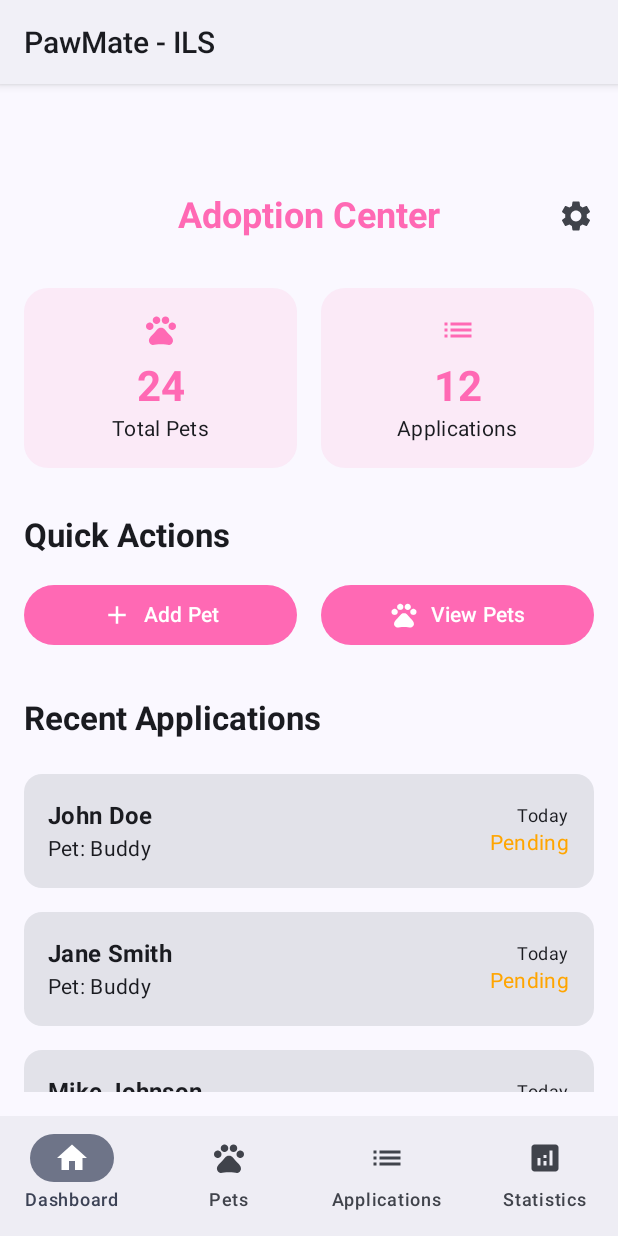
After one commit to Mixcie-Lee/PawMate-ILS, an Android app built with Jetpack Compose: the AdoptionCenterDashboard screen opened through its navigation route, on a phone screen of 412 x 824 dp. The commit adds this screen. Run offline under Robolectric (Android 15) with nearby library versions, the light colour scheme and no system bars.

Commit message:
Added AdoptionCenterDashboard.kt and Fixed Home Thing.

```diff
--- a/app/src/main/java/com/example/pawmate_ils/MainActivity.kt
+++ b/app/src/main/java/com/example/pawmate_ils/MainActivity.kt
@@ -14,11 +14,10 @@ import androidx.compose.ui.Modifier
 import androidx.navigation.compose.NavHost
 import androidx.navigation.compose.composable
 import androidx.navigation.compose.rememberNavController
-import com.example.pawmate_ils.ui.screens.LoginScreen
-import com.example.pawmate_ils.ui.screens.SellerSignUpScreen
-import com.example.pawmate_ils.ui.screens.SignUpScreen
-import com.example.pawmate_ils.ui.screens.UserTypeSelectionScreen
+import com.example.pawmate_ils.ui.screens.*
+import com.example.pawmate_ils.PetSwipeScreen
 import com.example.pawmate_ils.ui.theme.PawMateILSTheme
+import com.example.pawmate_ils.onboard.OnboardingScreen
 
 class MainActivity : ComponentActivity() {
     override fun onCreate(savedInstanceState: Bundle?) {
@@ -38,7 +37,14 @@ class MainActivity : ComponentActivity() {
                         ) {
                             val navController = rememberNavController()
 
-                            NavHost(navController = navController, startDestination = "user_type") {
+                            NavHost(navController = navController, startDestination = "onboarding") {
+                                composable("onboarding") {
+                                    OnboardingScreen {
+                                        navController.navigate("user_type") {
+                                            popUpTo("onboarding") { inclusive = true }
+                                        }
+                                    }
+                                }
                                 composable("user_type") {
                                     UserTypeSelectionScreen(navController = navController)
                                 }
@@ -70,8 +76,10 @@ class MainActivity : ComponentActivity() {
                                 }
                                 composable("seller_signup") {
                                     SellerSignUpScreen(
-                                        onSignUpClick = { _, _, _, _, _, _ ->
-                                            navController.navigate("swipe")
+                                        onSignUpClick = { businessName, ownerName, _, _, _, _ ->
+                                            navController.navigate("adoption_center") {
+                                                launchSingleTop = true
+                                            }
                                         },
                                         onLoginClick = {
                                             navController.navigate("login")
@@ -79,6 +87,16 @@ class MainActivity : ComponentActivity() {
                                         onUserAuthClick = {
                                             navController.navigate("signup")
                                         }
+                                    )
+                                }
+                                composable("adoption_center") {
+                                    AdoptionCenterDashboard(
+                                        centerName = "Adoption Center",
+                                        onAddPet = { /* TODO: Implement add pet */ },
+                                        onViewPets = { /* TODO: Implement view pets */ },
+                                        onViewApplications = { /* TODO: Implement view applications */ },
+                                        onViewStatistics = { /* TODO: Implement view statistics */ },
+                                        onSettings = { /* TODO: Implement settings */ }
                                     )
                                 }
                                 composable("swipe") {
--- a/app/src/main/java/com/example/pawmate_ils/onboard/OnboardingScreen.kt
+++ b/app/src/main/java/com/example/pawmate_ils/onboard/OnboardingScreen.kt
@@ -14,14 +14,13 @@ import androidx.compose.runtime.rememberCoroutineScope
 import androidx.compose.ui.Alignment
 import androidx.compose.ui.Modifier
 import androidx.compose.ui.graphics.Color
-import androidx.compose.ui.tooling.preview.Preview
 import androidx.compose.ui.unit.dp
 import kotlinx.coroutines.launch
+import com.example.pawmate_ils.ui.theme.PetPink
 
 @OptIn(ExperimentalFoundationApi::class)
 @Composable
-fun OnboardingScreen(onComplete: (String) -> Unit) {
-
+fun OnboardingScreen(onComplete: () -> Unit) {
     val pages = listOf(OnboardingModel.FirstPage, OnboardingModel.SecondPage, OnboardingModel.ThirdPage)
     val pagerState = rememberPagerState(initialPage = 0) { pages.size }
 
@@ -30,7 +29,7 @@ fun OnboardingScreen(onComplete: (String) -> Unit) {
             when (pagerState.currentPage) {
                 0 -> listOf("", "Next")
                 1 -> listOf("Back", "Next")
-                2 -> listOf("Back", "")
+                2 -> listOf("Back", "Get Started")
                 else -> listOf("", "")
             }
         }
@@ -49,9 +48,11 @@ fun OnboardingScreen(onComplete: (String) -> Unit) {
             ) {
                 Box(modifier = Modifier.weight(1f), contentAlignment = Alignment.CenterStart) {
                     if (buttonState.value[0].isNotEmpty()) {
-                        ButtonUI(text = buttonState.value[0],
+                        ButtonUI(
+                            text = buttonState.value[0],
                             backgroundColor = Color.Transparent,
-                            textColor = Color.Gray) {
+                            textColor = PetPink
+                        ) {
                             scope.launch {
                                 if (pagerState.currentPage > 0) {
                                     pagerState.animateScrollToPage(pagerState.currentPage - 1)
@@ -68,14 +69,14 @@ fun OnboardingScreen(onComplete: (String) -> Unit) {
                 Box(modifier = Modifier.weight(1f), contentAlignment = Alignment.CenterEnd) {
                     ButtonUI(
                         text = buttonState.value[1],
-                        backgroundColor = MaterialTheme.colorScheme.primary,
-                        textColor = MaterialTheme.colorScheme.onPrimary
+                        backgroundColor = PetPink,
+                        textColor = Color.White
                     ) {
                         scope.launch {
                             if (pagerState.currentPage < pages.size - 1) {
                                 pagerState.animateScrollToPage(pagerState.currentPage + 1)
                             } else {
-                                onComplete("Completed")
+                                onComplete()
                             }
                         }
                     }
@@ -85,24 +86,14 @@ fun OnboardingScreen(onComplete: (String) -> Unit) {
         content = { paddingValues ->
             Column(modifier = Modifier.padding(paddingValues)) {
                 HorizontalPager(state = pagerState) { index ->
-                    val page = pages[index]
-                    if (index == 2) {
-                        OnboardChoose(
-                            onboardingModel = page,
-                            onAdopterSelected = { onComplete("Adopter") },
-                            onShelterOwnerSelected = { onComplete("Shelter Owner") }
-                        )
-                    } else {
-                        OnboardingGraphUI(onboardingModel = page)
-                    }
+                    OnboardingGraphUI(onboardingModel = pages[index])
                 }
             }
         }
     )
 }
 
-@Preview(showBackground = true)
 @Composable
-fun OnboardingScreenPreview() {
-    OnboardingScreen { _ -> }
+private fun PreviewOnboardingScreen() {
+    OnboardingScreen {}
 }
--- /dev/null
+++ b/app/src/main/java/com/example/pawmate_ils/ui/screens/AdoptionCenterDashboard.kt
@@ -0,0 +1,326 @@
+package com.example.pawmate_ils.ui.screens
+
+import androidx.compose.foundation.layout.*
+import androidx.compose.foundation.lazy.LazyColumn
+import androidx.compose.foundation.lazy.items
+import androidx.compose.foundation.shape.RoundedCornerShape
+import androidx.compose.material.icons.Icons
+import androidx.compose.material.icons.automirrored.filled.List
+import androidx.compose.material.icons.filled.Add
+import androidx.compose.material.icons.filled.Analytics
+import androidx.compose.material.icons.filled.Home
+import androidx.compose.material.icons.filled.Pets
+import androidx.compose.material.icons.filled.Settings
+import androidx.compose.material3.*
+import androidx.compose.runtime.*
+import androidx.compose.ui.Alignment
+import androidx.compose.ui.Modifier
+import androidx.compose.ui.graphics.Color
+import androidx.compose.ui.text.font.FontWeight
+import androidx.compose.ui.unit.dp
+import com.example.pawmate_ils.ui.theme.PetPink
+
+@OptIn(ExperimentalMaterial3Api::class)
+@Composable
+fun AdoptionCenterDashboard(
+    centerName: String,
+    onAddPet: () -> Unit,
+    onViewPets: () -> Unit,
+    onViewApplications: () -> Unit,
+    onViewStatistics: () -> Unit,
+    onSettings: () -> Unit
+) {
+    var selectedTab by remember { mutableIntStateOf(0) }
+    val tabs = listOf("Dashboard", "Pets", "Applications", "Statistics")
+
+    Scaffold(
+        topBar = {
+            CenterAlignedTopAppBar(
+                title = {
+                    Text(
+                        text = centerName,
+                        style = MaterialTheme.typography.headlineSmall.copy(
+                            fontWeight = FontWeight.Bold,
+                            color = PetPink
+                        )
+                    )
+                },
+                actions = {
+                    IconButton(onClick = onSettings) {
+                        Icon(
+                            imageVector = Icons.Default.Settings,
+                            contentDescription = "Settings"
+                        )
+                    }
+                },
+                colors = TopAppBarDefaults.centerAlignedTopAppBarColors(
+                    containerColor = MaterialTheme.colorScheme.background
+                )
+            )
+        },
+        bottomBar = {
+            NavigationBar {
+                tabs.forEachIndexed { index, title ->
+                    NavigationBarItem(
+                        icon = {
+                            Icon(
+                                imageVector = when (index) {
+                                    0 -> Icons.Default.Home
+                                    1 -> Icons.Default.Pets
+                                    2 -> Icons.AutoMirrored.Filled.List
+                                    else -> Icons.Default.Analytics
+                                },
+                                contentDescription = title
+                            )
+                        },
+                        label = { Text(title) },
+                        selected = selectedTab == index,
+                        onClick = {
+                            selectedTab = index
+                            when (index) {
+                                2 -> onViewApplications()
+                                3 -> onViewStatistics()
+                            }
+                        }
+                    )
+                }
+            }
+        }
+    ) { paddingValues ->
+        when (selectedTab) {
+            0 -> DashboardContent(
+                paddingValues = paddingValues,
+                onAddPet = onAddPet,
+                onViewPets = onViewPets
+            )
+            1 -> {
+                Box(modifier = Modifier.padding(paddingValues)) {
+                    Text("Pets tab content coming soon")
+                }
+            }
+            2 -> {
+                Box(modifier = Modifier.padding(paddingValues)) {
+                    Text("Applications tab content coming soon")
+                }
+            }
+            3 -> {
+                Box(modifier = Modifier.padding(paddingValues)) {
+                    Text("Statistics tab content coming soon")
+                }
+            }
+        }
+    }
+}
+
+@Composable
+private fun DashboardContent(
+    paddingValues: PaddingValues,
+    onAddPet: () -> Unit,
+    onViewPets: () -> Unit
+) {
+    LazyColumn(
+        modifier = Modifier
+            .fillMaxSize()
+            .padding(paddingValues)
+            .padding(16.dp)
+    ) {
+        item {
+            Row(
+                modifier = Modifier
+                    .fillMaxWidth()
+                    .padding(bottom = 16.dp),
+                horizontalArrangement = Arrangement.spacedBy(16.dp)
+            ) {
+                StatCard(
+                    title = "Total Pets",
+                    value = "24",
+                    icon = Icons.Default.Pets,
+                    modifier = Modifier.weight(1f)
+                )
+                StatCard(
+                    title = "Applications",
+                    value = "12",
+                    icon = Icons.AutoMirrored.Filled.List,
+                    modifier = Modifier.weight(1f)
+                )
+            }
+        }
+
+        item {
+            Text(
+                text = "Quick Actions",
+                style = MaterialTheme.typography.titleLarge.copy(
+                    fontWeight = FontWeight.Bold
+                ),
+                modifier = Modifier.padding(vertical = 16.dp)
+            )
+
+            Row(
+                modifier = Modifier
+                    .fillMaxWidth()
+                    .padding(bottom = 16.dp),
+                horizontalArrangement = Arrangement.spacedBy(16.dp)
+            ) {
+                QuickActionButton(
+                    text = "Add Pet",
+                    icon = Icons.Default.Add,
+                    onClick = onAddPet,
+                    modifier = Modifier.weight(1f)
+                )
+                QuickActionButton(
+                    text = "View Pets",
+                    icon = Icons.Default.Pets,
+                    onClick = onViewPets,
+                    modifier = Modifier.weight(1f)
+                )
+            }
+        }
+
+        item {
+            Text(
+                text = "Recent Applications",
+                style = MaterialTheme.typography.titleLarge.copy(
+                    fontWeight = FontWeight.Bold
+                ),
+                modifier = Modifier.padding(vertical = 16.dp)
+            )
+        }
+
+        items(listOf("John Doe", "Jane Smith", "Mike Johnson")) { applicant ->
+            ApplicationCard(
+                applicantName = applicant,
+                petName = "Buddy",
+                date = "Today",
+                status = "Pending"
+            )
+        }
+    }
+}
+
+@Composable
+fun StatCard(
+    title: String,
+    value: String,
+    icon: androidx.compose.ui.graphics.vector.ImageVector,
+    modifier: Modifier = Modifier
+) {
+    Card(
+        modifier = modifier,
+        shape = RoundedCornerShape(16.dp),
+        colors = CardDefaults.cardColors(
+            containerColor = PetPink.copy(alpha = 0.1f)
+        )
+    ) {
+        Column(
+            modifier = Modifier
+                .padding(16.dp)
+                .fillMaxWidth(),
+            horizontalAlignment = Alignment.CenterHorizontally
+        ) {
+            Icon(
+                imageVector = icon,
+                contentDescription = title,
+                tint = PetPink,
+                modifier = Modifier.size(24.dp)
+            )
+            Spacer(modifier = Modifier.height(8.dp))
+            Text(
+                text = value,
+                style = MaterialTheme.typography.headlineMedium.copy(
+                    fontWeight = FontWeight.Bold,
+                    color = PetPink
+                )
+            )
+            Text(
+                text = title,
+                style = MaterialTheme.typography.bodyMedium
+            )
+        }
+    }
+}
+
+@Composable
+fun QuickActionButton(
+    text: String,
+    icon: androidx.compose.ui.graphics.vector.ImageVector,
+    onClick: () -> Unit,
+    modifier: Modifier = Modifier
+) {
+    Button(
+        onClick = onClick,
+        modifier = modifier,
+        colors = ButtonDefaults.buttonColors(
+            containerColor = PetPink
+        )
+    ) {
+        Row(
+            verticalAlignment = Alignment.CenterVertically,
+            horizontalArrangement = Arrangement.Center
+        ) {
+            Icon(
+                imageVector = icon,
+                contentDescription = text,
+                modifier = Modifier.size(20.dp)
+            )
+            Spacer(modifier = Modifier.width(8.dp))
+            Text(text)
+        }
+    }
+}
+
+@Composable
+fun ApplicationCard(
+    applicantName: String,
+    petName: String,
+    date: String,
+    status: String
+) {
+    Card(
+        modifier = Modifier
+            .fillMaxWidth()
+            .padding(vertical = 8.dp),
+        shape = RoundedCornerShape(12.dp)
+    ) {
+        Column(
+            modifier = Modifier
+                .padding(16.dp)
+                .fillMaxWidth()
+        ) {
+            Row(
+                modifier = Modifier.fillMaxWidth(),
+                horizontalArrangement = Arrangement.SpaceBetween,
+                verticalAlignment = Alignment.CenterVertically
+            ) {
+                Column {
+                    Text(
+                        text = applicantName,
+                        style = MaterialTheme.typography.titleMedium.copy(
+                            fontWeight = FontWeight.Bold
+                        )
+                    )
+                    Text(
+                        text = "Pet: $petName",
+                        style = MaterialTheme.typography.bodyMedium
+                    )
+                }
+                Column(horizontalAlignment = Alignment.End) {
+                    Text(
+                        text = date,
+                        style = MaterialTheme.typography.bodySmall
+                    )
+                    Text(
+                        text = status,
+                        style = MaterialTheme.typography.bodyMedium.copy(
+                            color = when (status) {
+                                "Pending" -> Color(0xFFFFA500)
+                                "Approved" -> Color(0xFF4CAF50)
+                                "Rejected" -> Color(0xFFF44336)
+                                else -> MaterialTheme.colorScheme.onSurface
+                            }
+                        )
+                    )
+                }
+            }
+        }
+    }
+}
```
